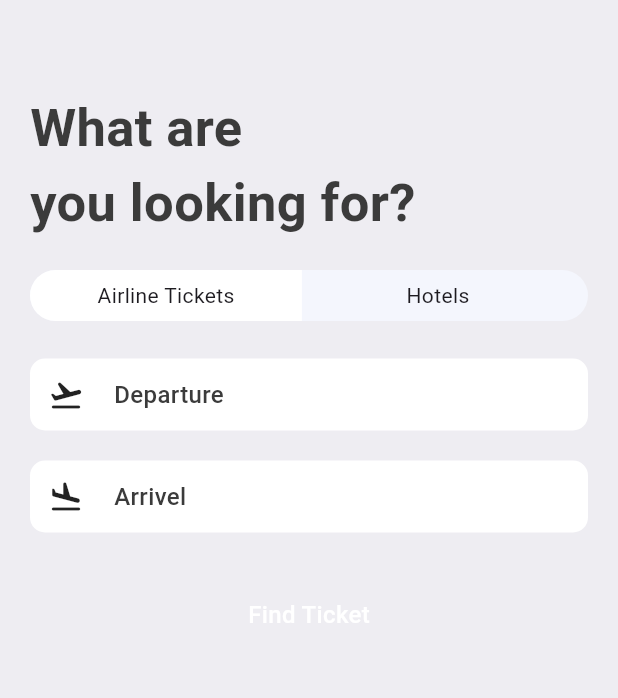
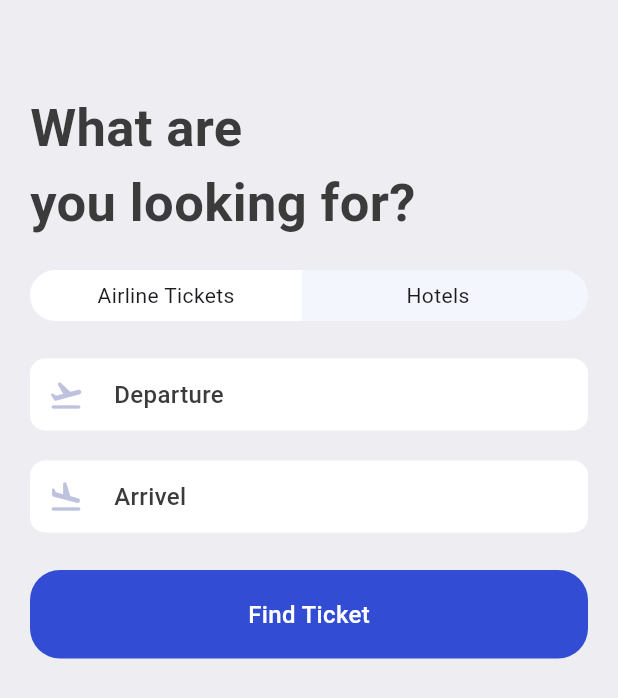
Before and after one commit to franklinserif/ticketsApp, a Flutter app: the SearchScreen screen opened directly, on a phone screen of 412 x 824 dp. Shown: the top 698 px of the screen. Run offline on Flutter 3.47's test engine with Material 3 defaults, Android fonts, the phone set to English and light mode, and no system bars; our stand-ins replace fluentui_icons; statements that could not run were skipped.

Commit message:
feat(app_styles): :sparkles: add colors

```diff
--- a/lib/base/res/styles/app_styles.dart
+++ b/lib/base/res/styles/app_styles.dart
@@ -9,6 +9,8 @@ class AppStyles {
   static Color ticketBlue = const Color(0xFF526799);
   static Color ticketOrage = const Color(0xFFF37B67);
   static Color kakiColor = const Color(0xFFd2bdb6);
+  static Color planeColor = const Color(0xFFBFC2DF);
+  static Color findTicketColor = const Color(0xD91130CE);
 
   static TextStyle textStyle =
       TextStyle(fontSize: 16, color: textColor, fontWeight: FontWeight.w500);
```
